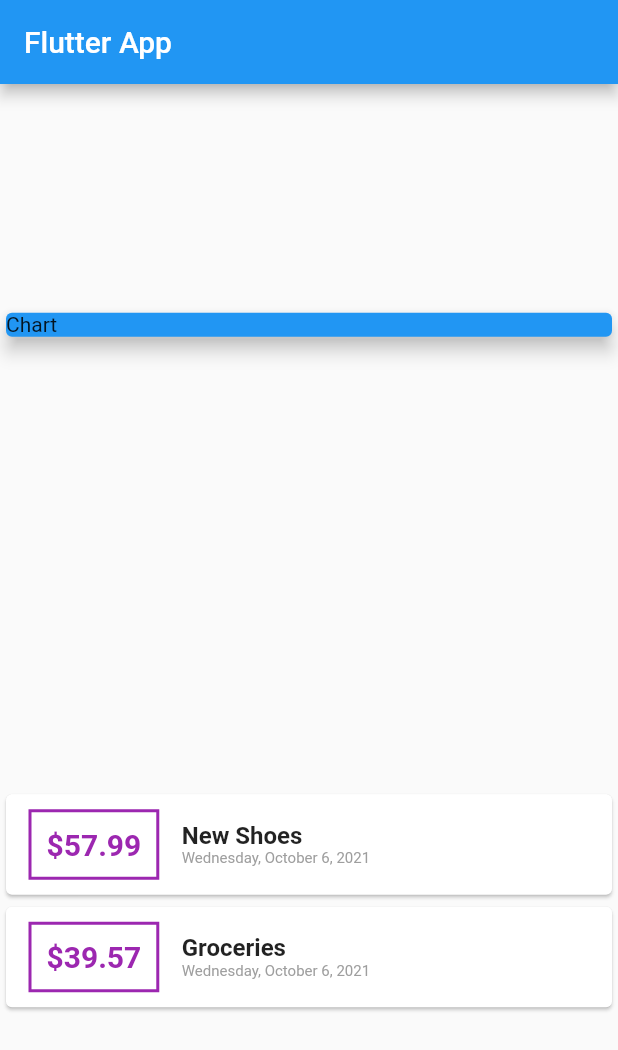
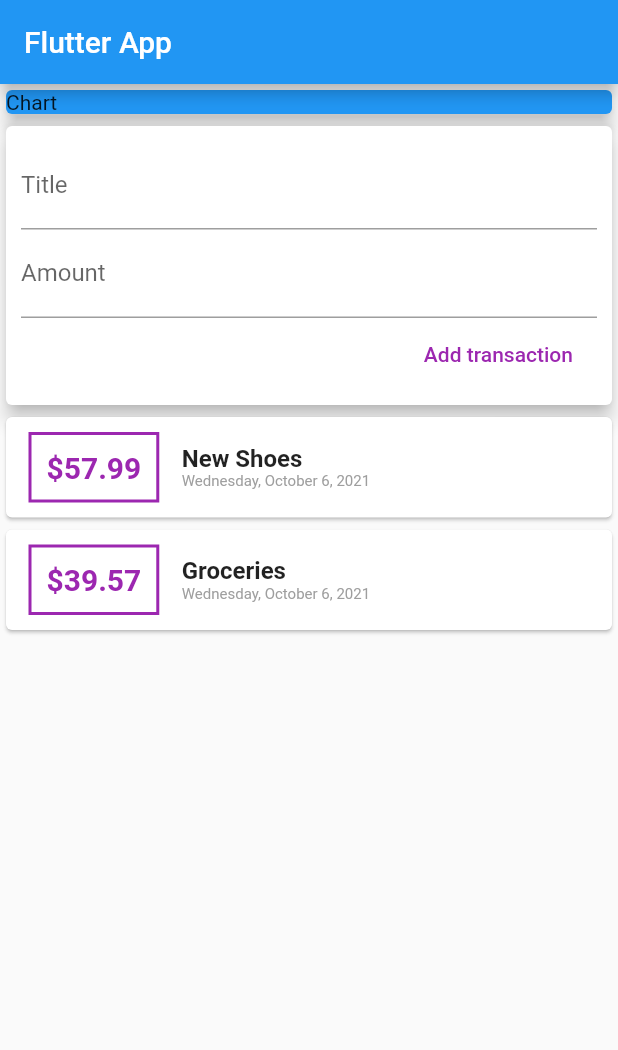
Before and after one commit to imedvesan/Spend-tracker, a Flutter app: the screen it shows after launch, on a phone screen of 412 x 824 dp. Shown: the top 1050 px of the screen. Run offline on Flutter 3.47's test engine with Material 2 defaults, Android fonts, the phone set to English and light mode, and no system bars.

Commit message:
adding text input widgets/text fields

```diff
--- a/spend_tracker/lib/main.dart
+++ b/spend_tracker/lib/main.dart
@@ -38,7 +38,8 @@
         title: Text('Flutter App'),
       ),
       body: Column(
-        mainAxisAlignment: MainAxisAlignment.spaceAround,
+        // mainAxisAlignment: MainAxisAlignment.start,
+        crossAxisAlignment: CrossAxisAlignment.stretch,
         children: [
           Container(
             width: double.infinity,
@@ -46,6 +47,24 @@
               color: Colors.blue,
               child: Text('Chart'),
               elevation: 5,
+            ),
+          ),
+          Card(
+            elevation: 5,
+            child: Container(
+              padding: EdgeInsets.all(10),
+              child: Column(
+                crossAxisAlignment: CrossAxisAlignment.end,
+                children: <Widget>[
+                  TextField(decoration: InputDecoration(labelText: 'Title')),
+                  TextField(decoration: InputDecoration(labelText: 'Amount')),
+                  FlatButton(
+                    onPressed: () {},
+                    child: Text('Add transaction'),
+                    textColor: Colors.purple,
+                  ),
+                ],
+              ),
             ),
           ),
           Column(
```
